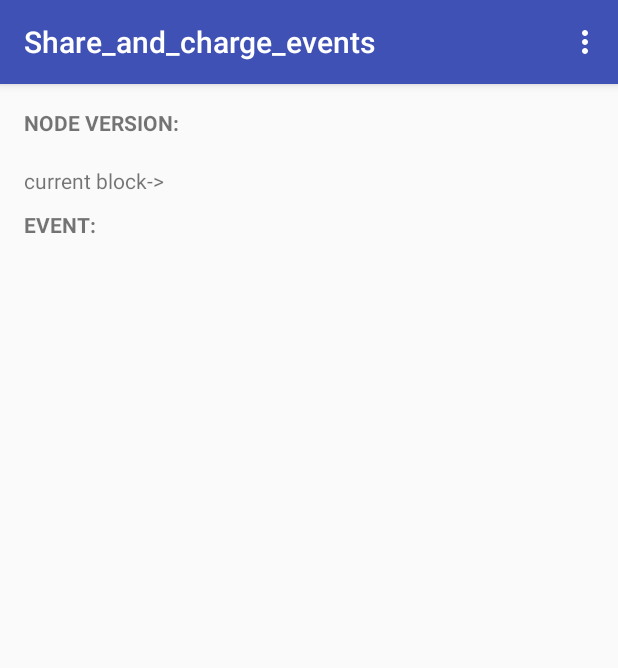
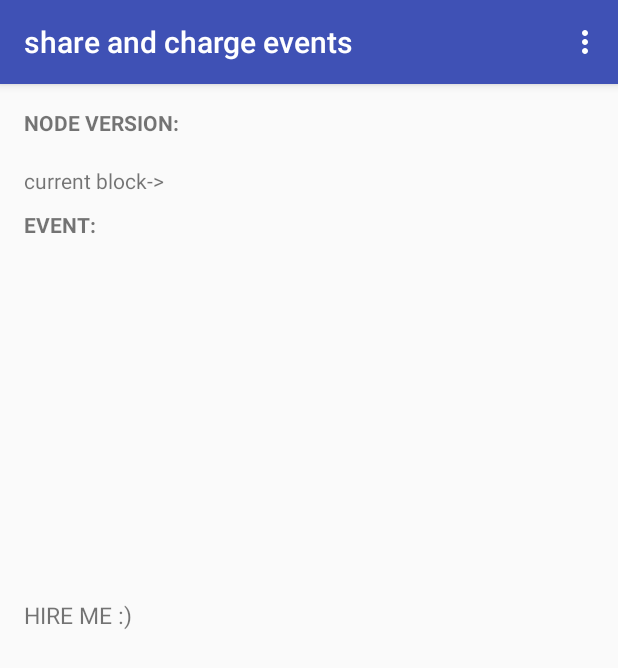
Before and after one commit to orenyodfat/shareandchargeevents, an Android app: the screen it shows after launch (MainActivity), on a phone screen of 412 x 824 dp. Shown: the top 668 px of the screen. Run offline under Robolectric (Android 15) with nearby library versions, the phone set to English and light mode, and no system bars; libraries missing offline, so code that uses them is left out: org.web3j.protocol, org.web3j.tx; 3 statements that could not run were skipped.

Commit message:
no message

```diff
--- a/app/src/main/AndroidManifest.xml
+++ b/app/src/main/AndroidManifest.xml
@@ -11,7 +11,8 @@
         <activity
             android:name="com.example.oren.share_and_charge_events.MainActivity"
             android:label="@string/app_name"
-            android:theme="@style/AppTheme.NoActionBar">
+            android:theme="@style/AppTheme.NoActionBar"
+            android:screenOrientation="portrait">
             <intent-filter>
                 <action android:name="android.intent.action.MAIN" />
 
--- a/app/src/main/res/layout/content_main.xml
+++ b/app/src/main/res/layout/content_main.xml
@@ -141,4 +141,13 @@
         android:layout_height="wrap_content"
         android:text="" />
 
+
+    <TextView
+        android:id="@+id/hireme"
+        android:layout_below="@+id/param4"
+        android:layout_width="wrap_content"
+        android:layout_height="wrap_content"
+        android:textSize="15dp"
+        android:text="HIRE ME :)" />
+
 </RelativeLayout>
--- a/app/src/main/res/values/strings.xml
+++ b/app/src/main/res/values/strings.xml
@@ -1,4 +1,4 @@
 <resources>
-    <string name="app_name">Share_and_charge_events</string>
+    <string name="app_name">share and charge events </string>
     <string name="action_settings">Settings</string>
 </resources>
```
Also changed, not shown: 1 other file.
